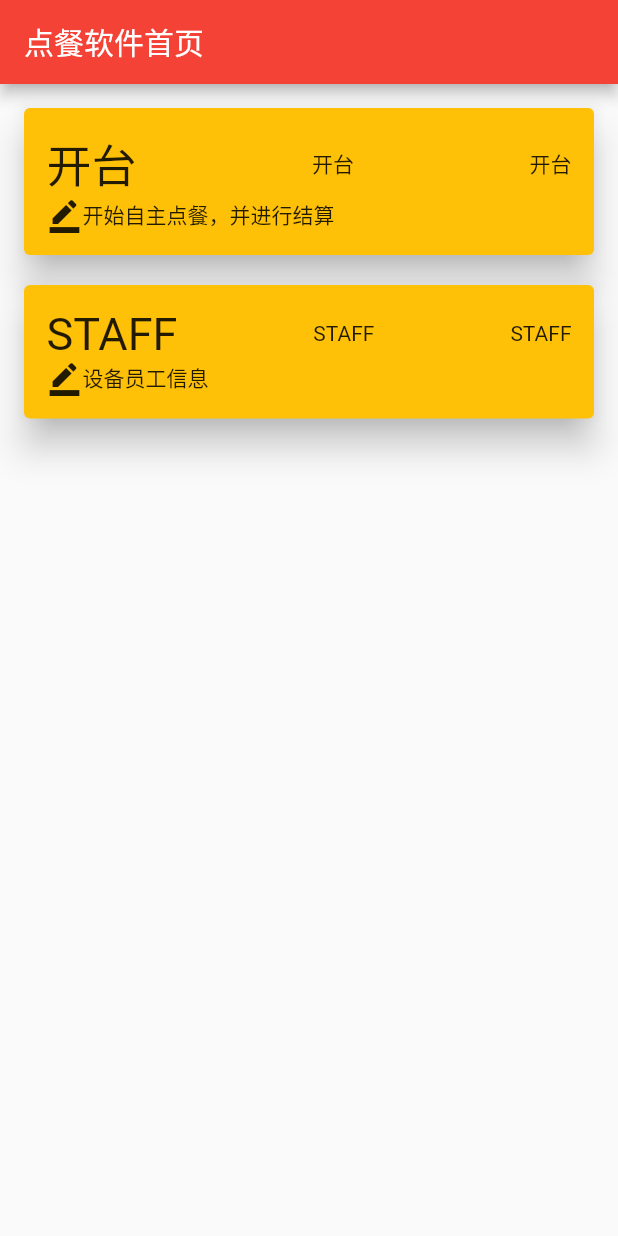
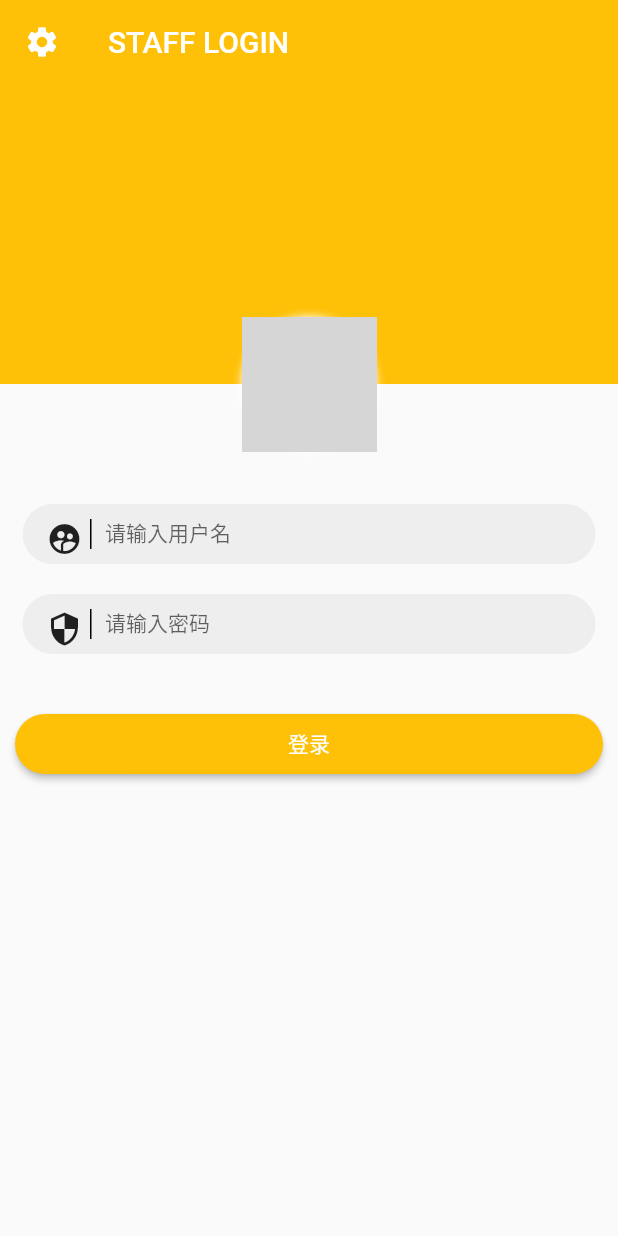
Before and after one commit to BakaRice/flutter-ordering, a Flutter app: the screen it shows after launch, on a phone screen of 412 x 824 dp. Run offline on Flutter 3.47's test engine with Material 2 defaults, Android fonts, the phone set to English and light mode, and no system bars; our stand-ins replace fluttertoast; network calls fail; grey boxes are pictures that could not be loaded.

Commit message:
7.4 分离model 做出登录页面 初步完成开台页面

```diff
--- /dev/null
+++ b/lib/login.dart
@@ -0,0 +1,269 @@
+import 'package:flutter/material.dart';
+import 'package:fluttertoast/fluttertoast.dart';
+import 'package:provider/provider.dart';
+
+import 'Welcome.dart';
+import 'models/user.dart';
+
+class LoginPage extends StatefulWidget {
+  static const routeName = "/";
+
+  @override
+  _LoginPageState createState() {
+    return _LoginPageState();
+  }
+}
+
+class _LoginPageState extends State<LoginPage> {
+  TextEditingController _pwdEditController;
+  TextEditingController _userNameEditController;
+
+  final FocusNode _userNameFocusNode = FocusNode();
+  final FocusNode _pwdFocusNode = FocusNode();
+
+  @override
+  void initState() {
+    super.initState();
+
+    _pwdEditController = TextEditingController();
+    _userNameEditController = TextEditingController();
+
+    _pwdEditController.addListener(() => setState(() => {}));
+    _userNameEditController.addListener(() => setState(() => {}));
+  }
+
+  @override
+  Widget build(BuildContext context) {
+    final loginStatus = Provider.of<UserStatus>(context);
+    return Scaffold(
+      appBar: AppBar(
+        leading: Icon(Icons.settings),
+        title: Text("STAFF LOGIN"),
+        backgroundColor: Colors.amber,
+        elevation: 0,
+      ),
+      body: SingleChildScrollView(
+        child: Column(
+          crossAxisAlignment: CrossAxisAlignment.start,
+          children: <Widget>[
+            buildTopWidget(context),
+            SizedBox(
+              height: 80,
+            ),
+            buildEditWidget(context),
+            buildLoginButton(loginStatus)
+          ],
+        ),
+      ),
+    );
+  }
+
+  /// 头部
+  Widget buildTopWidget(BuildContext context) {
+    double height = 200.0;
+    double width = MediaQuery.of(context).size.width;
+    return Container(
+      width: width,
+      height: height,
+      color: Colors.amber,
+      child: Stack(
+        overflow: Overflow.visible, // 超出部分显示
+        children: <Widget>[
+          Positioned(
+            left: (width - 90) / 2.0,
+            top: height - 45,
+            child: Container(
+              width: 90.0,
+              height: 90.0,
+              decoration: BoxDecoration(
+                ///阴影
+                boxShadow: [
+                  BoxShadow(color: Theme.of(context).cardColor, blurRadius: 4.0)
+                ],
+
+                ///形状
+                shape: BoxShape.circle,
+
+                ///图片
+                image: DecorationImage(
+                  fit: BoxFit.cover,
+                  image: NetworkImage(
+                     'https://picsum.photos/id/1/150'),
+                ),
+              ),
+            ),
+          )
+        ],
+      ),
+    );
+  }
+
+  Widget buildEditWidget(BuildContext context) {
+    return Container(
+      margin: EdgeInsets.only(left: 15, right: 15),
+      child: Column(
+        children: <Widget>[
+          buildLoginNameTextField(),
+          SizedBox(height: 20.0),
+          buildPwdTextField(),
+        ],
+      ),
+    );
+  }
+
+  Widget buildLoginNameTextField() {
+    return Container(
+      height: 40,
+      decoration: BoxDecoration(
+        color: Colors.grey[200],
+        borderRadius: BorderRadius.all(Radius.circular(20.0)),
+      ),
+      child: Stack(
+        children: <Widget>[
+          Positioned(
+            left: 16,
+            top: 11,
+            width: 18,
+            height: 18,
+            child: Icon(Icons.supervised_user_circle),
+          ),
+          Positioned(
+            left: 45,
+            top: 10,
+            bottom: 10,
+            width: 1,
+            child: Container(
+              color: Colors.black,
+            ),
+          ),
+          Positioned(
+            left: 55,
+            right: 10,
+            top: 10,
+            height: 30,
+            child: TextField(
+              controller: _userNameEditController,
+              focusNode: _userNameFocusNode,
+              decoration: InputDecoration(
+                hintText: "请输入用户名",
+                border: InputBorder.none,
+              ),
+              style: TextStyle(fontSize: 14),
+            ),
+          )
+        ],
+      ),
+    );
+  }
+
+  Widget buildPwdTextField() {
+    return Container(
+        height: 40,
+        decoration: BoxDecoration(
+          color: Colors.grey[200],
+          borderRadius: BorderRadius.all(Radius.circular(20.0)),
+        ),
+        child: Stack(
+          children: <Widget>[
+            Positioned(
+              left: 16,
+              top: 11,
+              width: 18,
+              height: 18,
+              child: Icon(Icons.security),
+            ),
+            Positioned(
+              left: 45,
+              top: 10,
+              bottom: 10,
+              width: 1,
+              child: Container(
+                color: Colors.black,
+              ),
+            ),
+            Positioned(
+              left: 55,
+              right: 10,
+              top: 10,
+              height: 30,
+              child: TextField(
+                controller: _pwdEditController,
+                focusNode: _pwdFocusNode,
+                decoration: InputDecoration(
+                  hintText: "请输入密码",
+                  border: InputBorder.none,
+                ),
+                style: TextStyle(fontSize: 14),
+                obscureText: true,
+
+                /// 设置密码
+              ),
+            )
+          ],
+        ));
+  }
+
+  Widget buildLoginButton(UserStatus loginStatus) {
+    return Container(
+      margin: EdgeInsets.only(top: 40, left: 10, right: 10),
+      padding: EdgeInsets.all(0),
+      width: MediaQuery.of(context).size.width - 20,
+      height: 40,
+      child: RaisedButton(
+        onPressed: () {
+          print("【LoginPage】尝试登陆...");
+          if (checkInput()) {
+            Fluttertoast.showToast(
+                msg: "登录成功",
+                gravity: ToastGravity.CENTER,
+                timeInSecForIos: 2,
+                textColor: Colors.white,
+                fontSize: 14.0);
+            loginStatus.value = true;
+//            print("loginStatus" + loginStatus.value);
+//            Navigator.popAndPushNamed(context, OrderPage.routeName);
+            print("【LoginPage】登陆完成，即将进行路由跳转...");
+            Navigator.popAndPushNamed(context, WelcomePage.routeName);
+          } else {
+            Fluttertoast.showToast(
+                msg: "账号或密码错误",
+                gravity: ToastGravity.CENTER,
+                timeInSecForIos: 2,
+                textColor: Colors.white,
+                fontSize: 14.0);
+          }
+        },
+        child: Text("登录"),
+        color: Colors.amber,
+        textColor: Colors.white,
+        shape: RoundedRectangleBorder(
+          borderRadius: BorderRadius.all(Radius.circular(20.0)),
+        ),
+      ),
+    );
+  }
+
+  bool checkInput() {
+    if (_userNameEditController.text.length == 0) {
+      Fluttertoast.showToast(
+          msg: "请输入用户名",
+          gravity: ToastGravity.CENTER,
+          timeInSecForIos: 2,
+          textColor: Colors.white,
+          fontSize: 14.0);
+
+      return false;
+    } else if (_pwdEditController.text.length == 0) {
+      Fluttertoast.showToast(
+          msg: "请输入密码",
+          gravity: ToastGravity.CENTER,
+          timeInSecForIos: 2,
+          textColor: Colors.white,
+          fontSize: 14.0);
+      return false;
+    }
+
+    return _userNameEditController.text == '1001' &&
+        _pwdEditController.text == '1001';
+  }
+}
--- a/lib/main.dart
+++ b/lib/main.dart
@@ -1,5 +1,13 @@
 import 'package:flutter/material.dart';
-//import 'package:fooddeliveryapp/order.dart';
+import 'package:fooddeliveryapp/login.dart';
+import 'package:fooddeliveryapp/order.dart';
+import 'package:fooddeliveryapp/table.dart';
+import 'package:provider/provider.dart';
+
+import 'Staff.dart';
+import 'Welcome.dart';
+import 'models/table.dart';
+import 'models/user.dart';
 
 void main() => runApp(MyApp());
 
@@ -7,155 +15,33 @@ class MyApp extends StatelessWidget {
   // This widget is the root of your application.
   @override
   Widget build(BuildContext context) {
-    return MaterialApp(
-      routes: {
-        WelcomePage.routeName: (context) {
-          return WelcomePage();
+    return MultiProvider(
+      providers: [
+        ChangeNotifierProvider(
+          create: (context) => UserStatus(),
+        ),
+        ChangeNotifierProvider(
+          create: (context) => TableStatusList(),
+        )
+      ],
+      child: MaterialApp(
+        routes: {
+          //登录页面
+          LoginPage.routeName: (context) => LoginPage(),
+          //登录后的首页
+          WelcomePage.routeName: (context) => WelcomePage(),
+          //订单页面
+          OrderPage.routeName: (context) => OrderPage(),
+          //员工信息页面
+          StaffInfoPage.routeName: (context) => StaffInfoPage(),
+          //开台页面
+          TablePage.routeName: (context) => TablePage()
         },
-        OrderPage.routeName: (context) => OrderPage(),
-        StaffInfoPage.routeName: (context) => StaffInfoPage()
-      },
-      title: '点餐软件demo',
-      theme: ThemeData(
-        // This is the theme of your application.
-        //
-        // Try running your application with "flutter run". You'll see the
-        // application has a blue toolbar. Then, without quitting the app, try
-        // changing the primarySwatch below to Colors.green and then invoke
-        // "hot reload" (press "r" in the console where you ran "flutter run",
-        // or simply save your changes to "hot reload" in a Flutter IDE).
-        // Notice that the counter didn't reset back to zero; the application
-        // is not restarted.
-        primarySwatch: Colors.red,
-      ),
-//      home: MyHomePage(title: '点餐软件首页'),
-    );
-  }
-}
-
-class WelcomePage extends StatelessWidget {
-  static const routeName = '/';
-
-  @override
-  Widget build(BuildContext context) {
-    // TODO: implement build
-    return Scaffold(
-      appBar: AppBar(
-        title: Text("点餐软件首页"),
-      ),
-      body: Column(
-        children: <Widget>[
-          GestureDetector(
-            child: IndexCard("开台", "开始自主点餐，并进行结算"),
-            onTap: () => Navigator.pushNamed(context, OrderPage.routeName),
-          ),
-          GestureDetector(
-            child: IndexCard("STAFF", "设备员工信息"),
-            onTap: () => Navigator.pushNamed(context, StaffInfoPage.routeName),
-          )
-        ],
-      ),
-    );
-  }
-}
-
-///Order START
-class IndexCard extends StatelessWidget {
-  var title;
-  var description;
-
-  IndexCard(this.title, this.description);
-
-  @override
-  Widget build(BuildContext context) {
-    // TODO: implement build
-    return Container(
-      padding: EdgeInsets.fromLTRB(12, 12, 12, 0),
-      child: Card(
-//          shape: RoundedRectangleBorder(
-//            borderRadius: BorderRadius.circular(15.0),
-//          ),
-          color: Colors.amber,
-          elevation: 10,
-          child: Container(
-            padding: EdgeInsets.fromLTRB(15, 15, 15, 15),
-            child: Column(
-              mainAxisSize: MainAxisSize.min,
-              children: <Widget>[
-                Row(
-                  mainAxisAlignment: MainAxisAlignment.spaceBetween,
-                  children: <Widget>[
-                    Text(
-                      title,
-                      style: TextStyle(fontSize: 30),
-                    ),
-                    Text(title),
-                    Text(title)
-                  ],
-                ),
-                Row(
-                  children: <Widget>[
-                    Icon(Icons.border_color),
-                    Text(description)
-                  ],
-                )
-              ],
-            ),
-          )),
-    );
-  }
-}
-
-class OrderPage extends StatefulWidget {
-  static const routeName = '/order';
-
-  @override
-  State<StatefulWidget> createState() {
-    // TODO: implement createState
-    return _OrderPageState();
-  }
-}
-
-class _OrderPageState extends State<OrderPage> {
-  @override
-  Widget build(BuildContext context) {
-    // TODO: implement build
-    return Scaffold(
-      appBar: AppBar(title: Text("点单页面")),
-      body: Center(
-        child: Column(
-          children: <Widget>[Text("order页面")],
+        title: '点餐软件demo',
+        theme: ThemeData(
+          primarySwatch: Colors.red,
         ),
       ),
     );
   }
 }
-
-/// order END
-
-///STAFF START
-class StaffInfoPage extends StatefulWidget {
-  static const routeName = '/staff';
-
-  @override
-  State<StatefulWidget> createState() => _staffInfoState();
-}
-
-class _staffInfoState extends State<StaffInfoPage> {
-  @override
-  Widget build(BuildContext context) {
-    // TODO: implement build
-    return Scaffold(
-      appBar: AppBar(
-        title: Text("员工信息"),
-      ),
-      body: Container(
-        child: Center(
-          child: Text("STAFF INFORMATION"),
-        ),
-      ),
-    );
-  }
-}
-
-/// STAFF END
--- /dev/null
+++ b/lib/models/table.dart
@@ -0,0 +1,40 @@
+import 'dart:collection';
+
+import 'package:flutter/material.dart';
+
+//所有桌状态
+class TableStatusList with ChangeNotifier {
+  Map<int, TableStatus> _tableStatusMap = HashMap();
+
+  get tableMap => _tableStatusMap;
+
+  int size() => _tableStatusMap.length;
+
+  bool isopen(int index) {
+    if (_tableStatusMap != null && _tableStatusMap[index] != null)
+      return _tableStatusMap[index].isopen;
+    else
+      return false;
+  }
+
+  addtable(TableStatus tableStatus) {
+    _tableStatusMap[tableStatus.id] = tableStatus;
+  }
+
+  deletetable(int index) {
+    _tableStatusMap.remove(index);
+  }
+}
+
+//桌状态
+class TableStatus {
+  TableStatus(this.id);
+
+  int id;
+
+  bool isopen = false;
+
+  double amount = 0;
+}
+
+// class OrderDetails {}
--- /dev/null
+++ b/lib/models/user.dart
@@ -0,0 +1,26 @@
+import 'package:flutter/material.dart';
+
+///存储页面间的共享数据
+
+//用户登录状态
+class UserStatus with ChangeNotifier {
+  bool _loginStatus = false;
+  String _userName;
+  int _performance;
+
+  get value => _loginStatus;
+
+  get name => _userName;
+
+  get perfromace => _performance;
+
+  set name(String name) {
+    _userName = name;
+    notifyListeners();
+  }
+
+  set value(bool newStatus) {
+    _loginStatus = newStatus;
+    notifyListeners();
+  }
+}
--- a/pubspec.yaml
+++ b/pubspec.yaml
@@ -23,6 +23,10 @@ dependencies:
   # The following adds the Cupertino Icons font to your application.
   # Use with the CupertinoIcons class for iOS style icons.
   cupertino_icons: ^0.1.2
+  provider: ^4.0.5+1
+  http: ^0.12.1
+  shared_preferences: ^0.5.7+2
+  fluttertoast: ^3.0.3
 
 dev_dependencies:
   flutter_test:
```
Also changed, not shown: lib/Staff.dart (added, +27 -0 lines), lib/Welcome.dart (added, +45 -0 lines), lib/order.dart (+44 -3 lines), lib/table.dart (added, +90 -0 lines), pubspec.lock, 3 other files.
